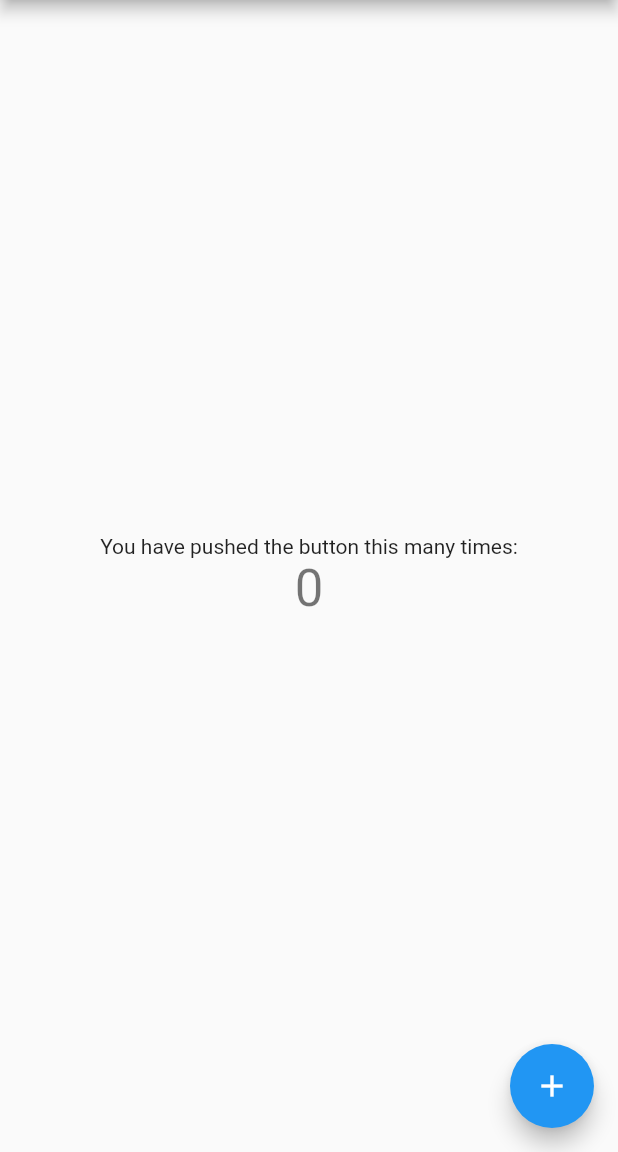
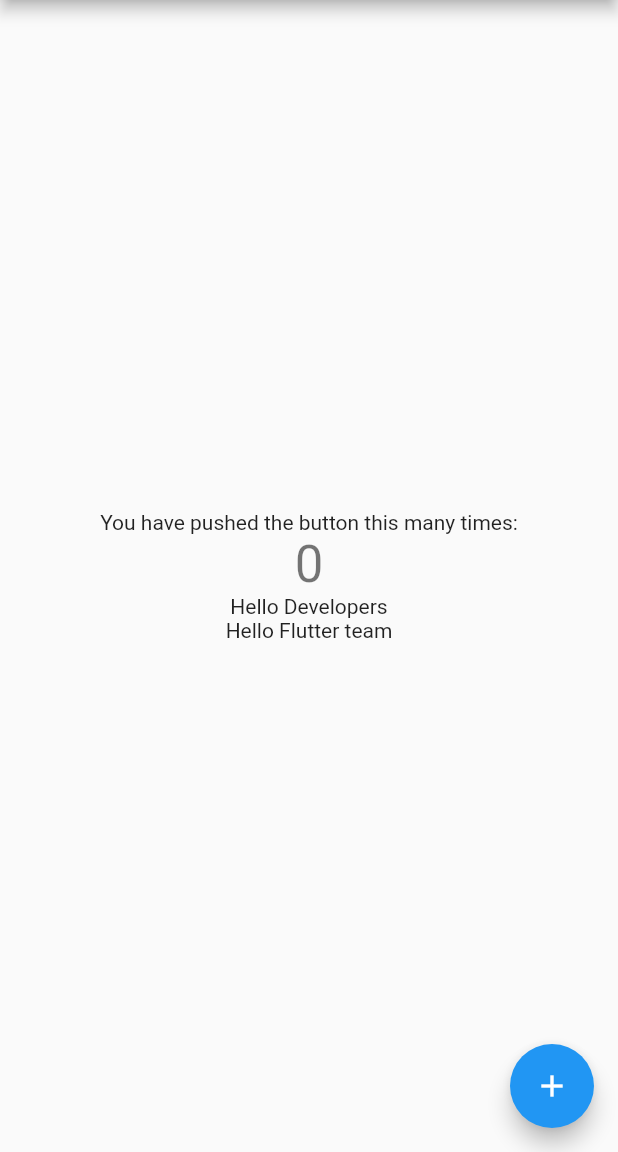
Before and after one commit to roshan1960701/git_operations, a Flutter app: the screen it shows after launch, on a phone screen of 412 x 824 dp, the part 84-1236 px from its top. Run offline on Flutter 3.47's test engine with Material 2 defaults, Android fonts, the phone set to English and light mode, and no system bars.

Commit message:
Hello Text Added

```diff
--- a/lib/main.dart
+++ b/lib/main.dart
@@ -10,18 +10,6 @@ class MyApp extends StatelessWidget {
   Widget build(BuildContext context) {
     return MaterialApp(
       title: 'Flutter Demo',
-      theme: ThemeData(
-        // This is the theme of your application.
-        //
-        // Try running your application with "flutter run". You'll see the
-        // application has a blue toolbar. Then, without quitting the app, try
-        // changing the primarySwatch below to Colors.green and then invoke
-        // "hot reload" (press "r" in the console where you ran "flutter run",
-        // or simply save your changes to "hot reload" in a Flutter IDE).
-        // Notice that the counter didn't reset back to zero; the application
-        // is not restarted.
-        primarySwatch: Colors.blue,
-      ),
       home: MyHomePage(title: 'Flutter Demo Home Page'),
     );
   }
@@ -29,16 +17,6 @@ class MyApp extends StatelessWidget {
 
 class MyHomePage extends StatefulWidget {
   MyHomePage({Key? key, required this.title}) : super(key: key);
-
-  // This widget is the home page of your application. It is stateful, meaning
-  // that it has a State object (defined below) that contains fields that affect
-  // how it looks.
-
-  // This class is the configuration for the state. It holds the values (in this
-  // case the title) provided by the parent (in this case the App widget) and
-  // used by the build method of the State. Fields in a Widget subclass are
-  // always marked "final".
-
   final String title;
 
   @override
@@ -50,47 +28,18 @@ class _MyHomePageState extends State<MyHomePage> {
 
   void _incrementCounter() {
     setState(() {
-      // This call to setState tells the Flutter framework that something has
-      // changed in this State, which causes it to rerun the build method below
-      // so that the display can reflect the updated values. If we changed
-      // _counter without calling setState(), then the build method would not be
-      // called again, and so nothing would appear to happen.
       _counter++;
     });
   }
 
   @override
   Widget build(BuildContext context) {
-    // This method is rerun every time setState is called, for instance as done
-    // by the _incrementCounter method above.
-    //
-    // The Flutter framework has been optimized to make rerunning build methods
-    // fast, so that you can just rebuild anything that needs updating rather
-    // than having to individually change instances of widgets.
     return Scaffold(
       appBar: AppBar(
-        // Here we take the value from the MyHomePage object that was created by
-        // the App.build method, and use it to set our appbar title.
         title: Text(widget.title),
       ),
       body: Center(
-        // Center is a layout widget. It takes a single child and positions it
-        // in the middle of the parent.
         child: Column(
-          // Column is also a layout widget. It takes a list of children and
-          // arranges them vertically. By default, it sizes itself to fit its
-          // children horizontally, and tries to be as tall as its parent.
-          //
-          // Invoke "debug painting" (press "p" in the console, choose the
-          // "Toggle Debug Paint" action from the Flutter Inspector in Android
-          // Studio, or the "Toggle Debug Paint" command in Visual Studio Code)
-          // to see the wireframe for each widget.
-          //
-          // Column has various properties to control how it sizes itself and
-          // how it positions its children. Here we use mainAxisAlignment to
-          // center the children vertically; the main axis here is the vertical
-          // axis because Columns are vertical (the cross axis would be
-          // horizontal).
           mainAxisAlignment: MainAxisAlignment.center,
           children: <Widget>[
             Text(
@@ -100,6 +49,9 @@ class _MyHomePageState extends State<MyHomePage> {
               '$_counter',
               style: Theme.of(context).textTheme.headline4,
             ),
+            Text('Hello Developers'),
+            Text('Hello Flutter team'),
+
           ],
         ),
       ),
```
